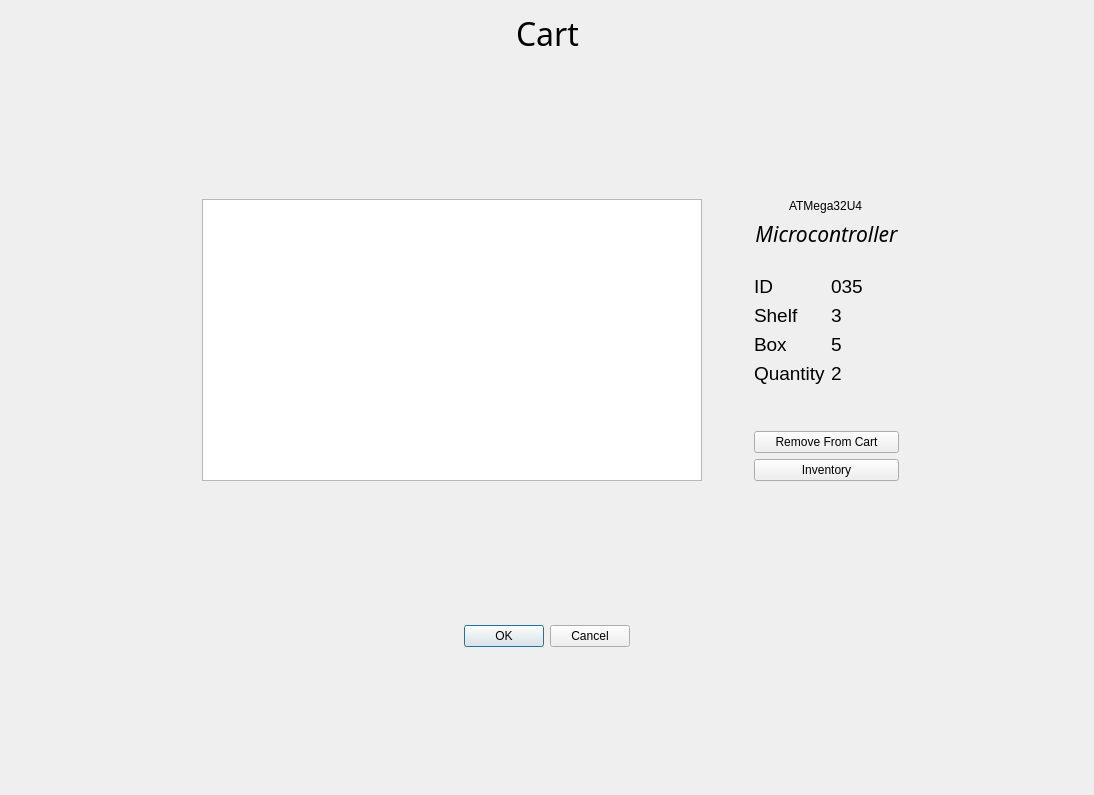
Above: cart.ui from arc-bphc/sims-gui before the change. Below: the same form after it.
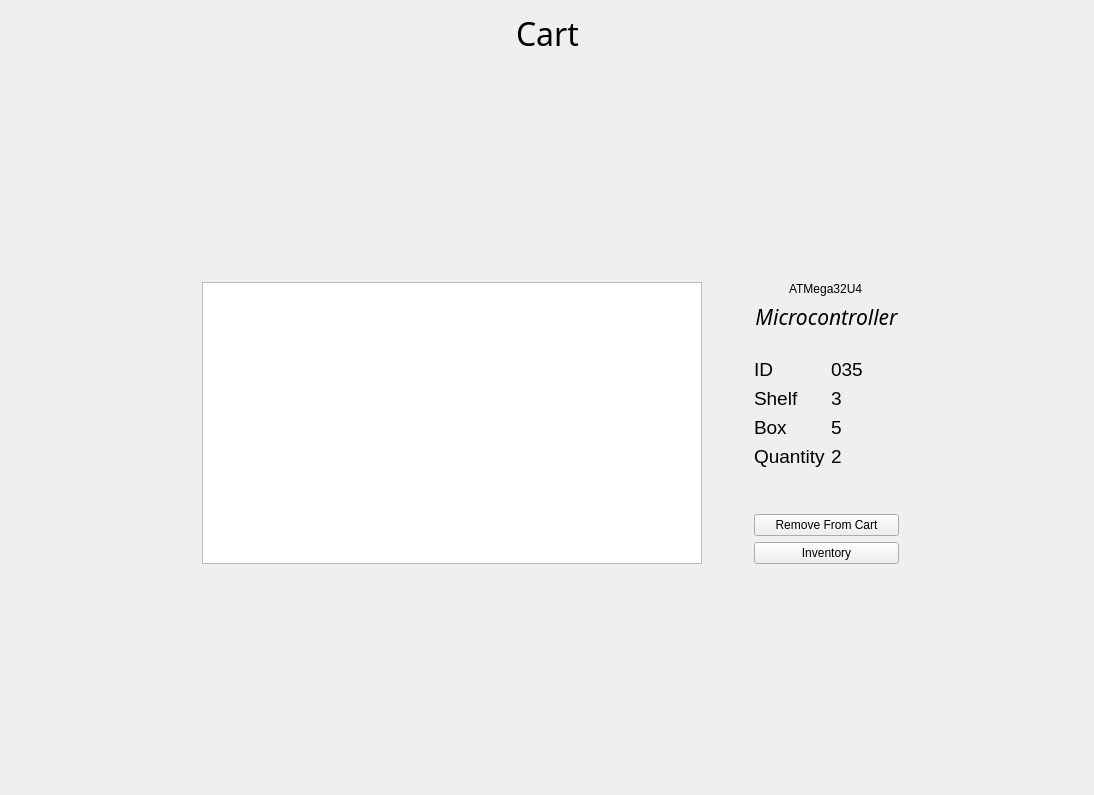
That is the form after the change. Icons and pictures are not drawn.

Commit message: Removed button boxes

Patch:
```diff
--- a/cart.ui
+++ b/cart.ui
@@ -262,26 +262,6 @@
        </property>
       </widget>
      </item>
-     <item row="4" column="0" colspan="4" alignment="Qt::AlignHCenter">
-      <widget class="QDialogButtonBox" name="buttonBox">
-       <property name="standardButtons">
-        <set>QDialogButtonBox::Cancel|QDialogButtonBox::Ok</set>
-       </property>
-      </widget>
-     </item>
-     <item row="5" column="0" colspan="4">
-      <spacer name="verticalSpacer_3">
-       <property name="orientation">
-        <enum>Qt::Vertical</enum>
-       </property>
-       <property name="sizeHint" stdset="0">
-        <size>
-         <width>20</width>
-         <height>40</height>
-        </size>
-       </property>
-      </spacer>
-     </item>
      <item row="2" column="1">
       <widget class="QListView" name="listView">
        <property name="minimumSize">
```
The commit also changes 15 other files.
